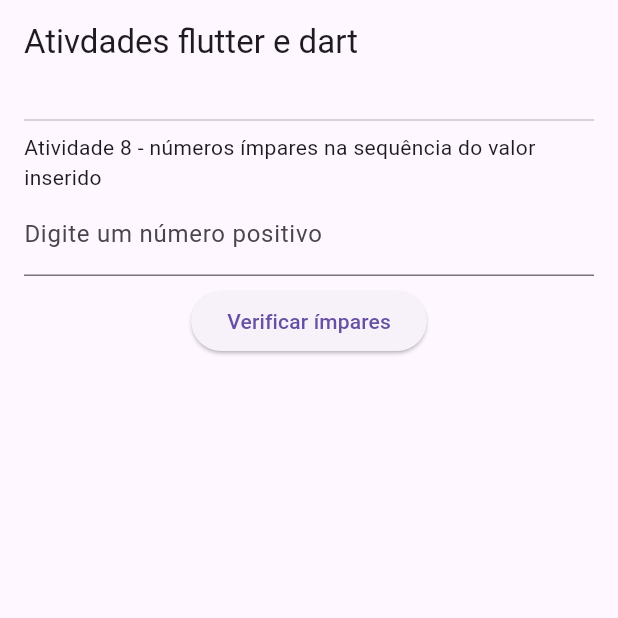
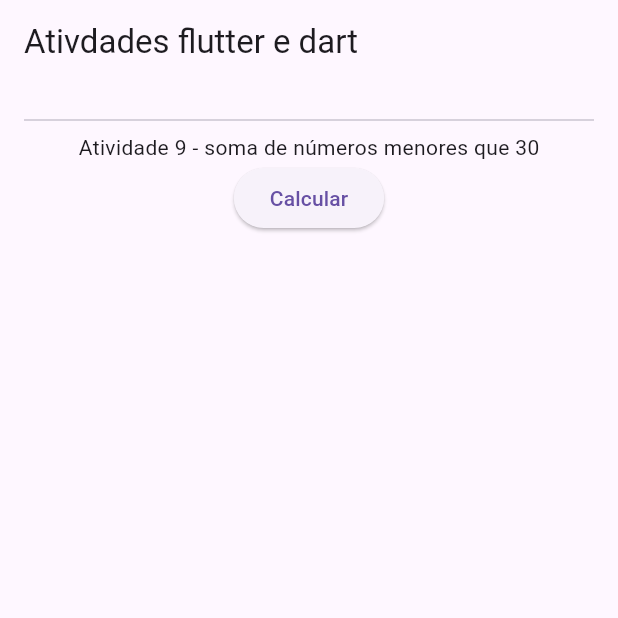
Before and after one commit to Victor-Valedev/Trilha-Mobile-Atividades, a Flutter app: the screen it shows after launch, on a phone screen of 412 x 824 dp, the top half of it. Run offline on Flutter 3.47's test engine with Material 3 defaults, Android fonts, the phone set to English and light mode, and no system bars.

Commit message:
Atividade 9

```diff
--- a/lib/atividades/atividade_8.dart
+++ /dev/null
@@ -1,56 +0,0 @@
-//Escreva uma função que recebe um número inteiro positivo, e mostre todos os números ímpares até chegar ao seu valor.
-
-import 'package:flutter/material.dart';
-
-class Atividade8 extends StatefulWidget {
-  @override
-  State<Atividade8> createState() => _Atividade8State();
-}
-
-class _Atividade8State extends State<Atividade8> {
-  final numeroInserido = TextEditingController();
-  String _resultado = '';
-
-  _mostrarNumerosImpares() {
-    final numeroDigitado = int.tryParse(numeroInserido.text);
-
-    if (numeroDigitado == null || numeroDigitado <= 0) {
-      setState(() {
-        _resultado = 'Insira um valor positivo.';
-      });
-      return;
-    }
-
-    String contador = '';
-    for (int i = 1; i <= numeroDigitado; i++) {
-      if (i % 2 == 1) {
-        contador += '$i, ';
-      }
-    }
-
-    setState(() {
-      _resultado = 'Números ímpares até $numeroDigitado: $contador';
-    });
-  }
-
-  @override
-  Widget build(BuildContext context) {
-    return Column(
-      children: <Widget>[
-        Text('Atividade 8 - números ímpares na sequência do valor inserido'),
-        TextField(
-          decoration: InputDecoration(labelText: 'Digite um número positivo'),
-          keyboardType: TextInputType.numberWithOptions(decimal: true),
-          controller: numeroInserido
-        ),
-        SizedBox(height: 6),
-        ElevatedButton(
-          onPressed: _mostrarNumerosImpares,
-          child: Text('Verificar ímpares')
-        ),
-        SizedBox(height: 6),
-        Text(_resultado)
-      ],
-    );
-  }
-}
--- /dev/null
+++ b/lib/atividades/atividade_9.dart
@@ -0,0 +1,49 @@
+//Escreva uma função que recebe um lista de 5 números inteiros em forma de string separada por “-”, converta para array e mostre a soma de todos os números que são menores que 30.
+
+import 'package:flutter/material.dart';
+
+class Atividade9 extends StatefulWidget {
+  @override
+  State<Atividade9> createState() => _Atividade9tState();
+}
+
+class _Atividade9tState extends State<Atividade9> {
+  String numeros = '10-30-41-20-15';
+  String _resultado = '';
+
+  _calcularSomaMenoresQue30() {
+    List<String> lista = numeros.split('-');
+    List<int> convertidos = lista.map((e) => int.parse(e)).toList();
+    List<int> validos = [];
+
+    int somaParcial = 0;
+    for (var numero in convertidos) {
+      if (numero < 30) {
+        somaParcial += numero;
+        validos.add(numero);
+      }
+    }
+
+    String expressao = validos.map((e) => '$e').toList().join(' + ');
+
+    setState(() {
+      _resultado = '$expressao = $somaParcial';
+    });
+  }
+
+  @override
+  Widget build(BuildContext context) {
+    return Column(
+      mainAxisAlignment: MainAxisAlignment.center,
+      children: <Widget>[
+        Text('Atividade 9 - soma de números menores que 30'),
+        ElevatedButton(
+          onPressed: _calcularSomaMenoresQue30,
+          child: Text('Calcular'),
+        ),
+        SizedBox(height: 6),
+        Text(_resultado),
+      ],
+    );
+  }
+}
--- a/lib/main.dart
+++ b/lib/main.dart
@@ -1,5 +1,5 @@
 import 'package:flutter/material.dart';
-import 'package:trilhamobile/atividades/atividade_8.dart';
+import 'package:trilhamobile/atividades/atividade_9.dart';
 
 
 void main() => runApp(MaterialApp(
@@ -18,7 +18,7 @@
           child: Column(
             children: <Widget> [
               Divider(),
-              Atividade8()
+              Atividade9()
             ],
           ),
         ),
```
